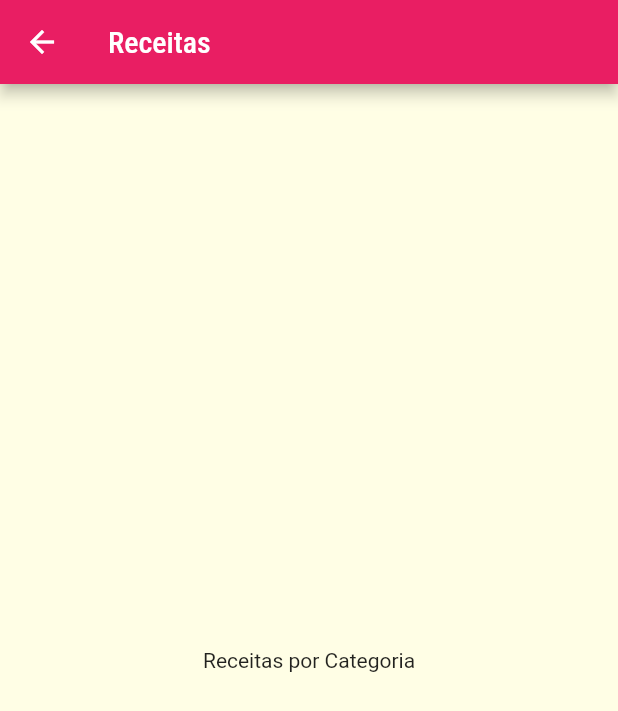
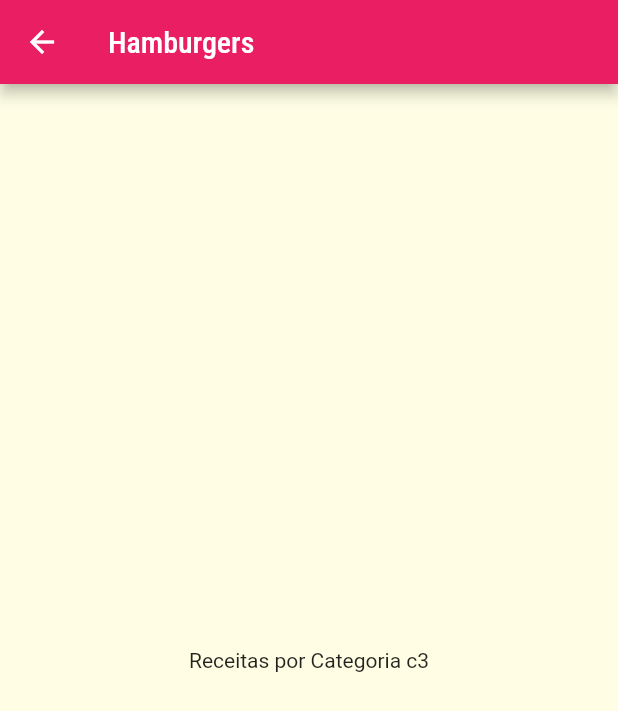
Before and after one commit to reisalazar/App-Recipes-Flutter, a Flutter app: the screen it shows after launch, after a tap on "Hamburgers", on a phone screen of 412 x 824 dp. Shown: the top 711 px of the screen. Run offline on Flutter 3.47's test engine with Material 2 defaults, Android fonts, the light colour scheme and no system bars.

Commit message:
data via constructor

```diff
--- a/lib/components/category_item.dart
+++ b/lib/components/category_item.dart
@@ -11,7 +11,7 @@
   void _selectCategory(BuildContext context) {
     Navigator.of(context).push(
       MaterialPageRoute(builder: (_) {
-        return const CategoriesMealsScreen();
+        return CategoriesMealsScreen(category);
       }),
     );
   }
--- a/lib/screens/categories_meals_screen.dart
+++ b/lib/screens/categories_meals_screen.dart
@@ -1,16 +1,19 @@
 import 'package:flutter/material.dart';
+import '../models/category.dart';
 
 class CategoriesMealsScreen extends StatelessWidget {
-  const CategoriesMealsScreen({super.key});
+  const CategoriesMealsScreen(this.category, {super.key});
+
+  final Category category;
 
   @override
   Widget build(BuildContext context) {
     return Scaffold(
       appBar: AppBar(
-        title: const Text("Receitas"),
+        title: Text(category.title),
       ),
-      body: const Center(
-        child: Text("Receitas por Categoria"),
+      body: Center(
+        child: Text("Receitas por Categoria ${category.id}"),
       ),
     );
   }
```
